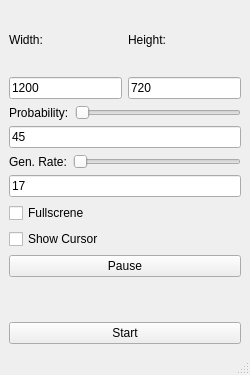
The window that mainwindow.ui (mobergmann/white-noise-generator) describes before a commit, drawn with Qt 5.
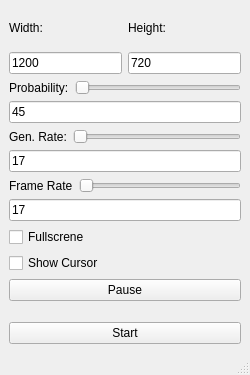
The same window after the commit.

```diff
--- a/mainwindow.ui
+++ b/mainwindow.ui
@@ -29,8 +29,8 @@
    <layout class="QVBoxLayout" name="verticalLayout_4">
     <item>
      <layout class="QGridLayout" name="gridLayout">
-      <item row="5" column="0">
-       <layout class="QVBoxLayout" name="verticalLayout">
+      <item row="6" column="0">
+       <layout class="QVBoxLayout" name="controlls_layout">
         <item>
          <widget class="QPushButton" name="pause_button">
           <property name="text">
@@ -94,7 +94,7 @@
         </item>
        </layout>
       </item>
-      <item row="4" column="0">
+      <item row="5" column="0">
        <layout class="QVBoxLayout" name="settings_layout">
         <item>
          <widget class="QCheckBox" name="fullscreen_checkBox">
@@ -190,6 +190,35 @@
         </item>
        </layout>
       </item>
+      <item row="4" column="0">
+       <layout class="QVBoxLayout" name="frameRate_layout">
+        <item>
+         <layout class="QHBoxLayout" name="frameRate_slider_layout">
+          <item>
+           <widget class="QLabel" name="frameRate_label">
+            <property name="text">
+             <string>Frame Rate</string>
+            </property>
+           </widget>
+          </item>
+          <item>
+           <widget class="QSlider" name="frameRate_slider">
+            <property name="orientation">
+             <enum>Qt::Horizontal</enum>
+            </property>
+           </widget>
+          </item>
+         </layout>
+        </item>
+        <item>
+         <widget class="QLineEdit" name="frameRate_lineEdit">
+          <property name="text">
+           <string>17</string>
+          </property>
+         </widget>
+        </item>
+       </layout>
+      </item>
      </layout>
     </item>
    </layout>
```
Left out of the diff: 16 changed lines with no effect on the pictures.
